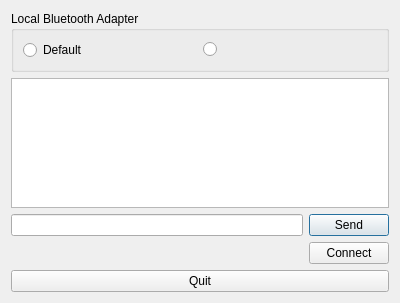
Above: connect/connectwindow.ui from Rafi0221/Stellar-Surfers before the change. Below: the same form after it.
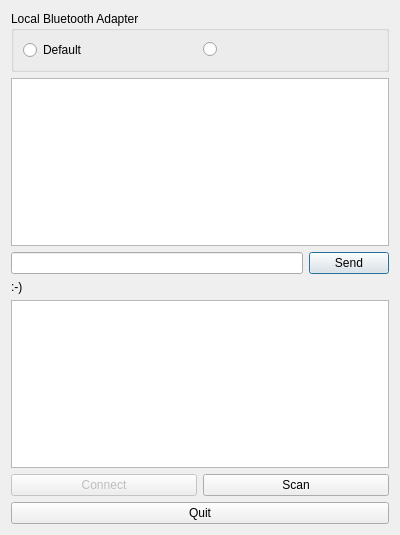
That is the form after the change.

```diff
--- a/connect/connectwindow.ui
+++ b/connect/connectwindow.ui
@@ -7,7 +7,7 @@
     <x>0</x>
     <y>0</y>
     <width>400</width>
-    <height>303</height>
+    <height>535</height>
    </rect>
   </property>
   <property name="windowTitle">
@@ -64,25 +64,36 @@
      </item>
     </layout>
    </item>
+   <item>
+    <widget class="QLabel" name="status">
+     <property name="text">
+      <string>:-)</string>
+     </property>
+    </widget>
+   </item>
+   <item>
+    <widget class="QListWidget" name="remoteDevices">
+     <property name="enabled">
+      <bool>true</bool>
+     </property>
+    </widget>
+   </item>
    <item>
     <layout class="QHBoxLayout" name="horizontalLayout_2">
-     <item>
-      <spacer name="horizontalSpacer">
-       <property name="orientation">
-        <enum>Qt::Horizontal</enum>
-       </property>
-       <property name="sizeHint" stdset="0">
-        <size>
-         <width>40</width>
-         <height>20</height>
-        </size>
-       </property>
-      </spacer>
-     </item>
      <item>
       <widget class="QPushButton" name="connectButton">
+       <property name="enabled">
+        <bool>false</bool>
+       </property>
        <property name="text">
         <string>Connect</string>
+       </property>
+      </widget>
+     </item>
+     <item>
+      <widget class="QPushButton" name="scanButton">
+       <property name="text">
+        <string>Scan</string>
        </property>
        <property name="autoDefault">
         <bool>false</bool>
```
Left out of the diff: 2 changed lines with no effect on the pictures.
